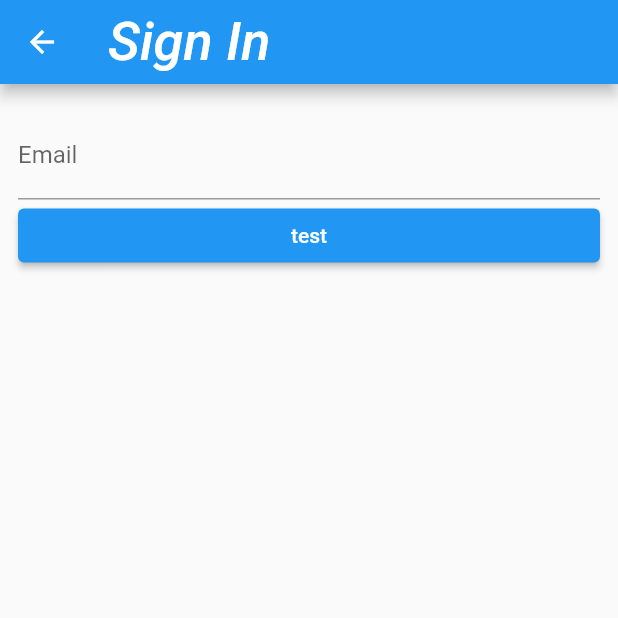
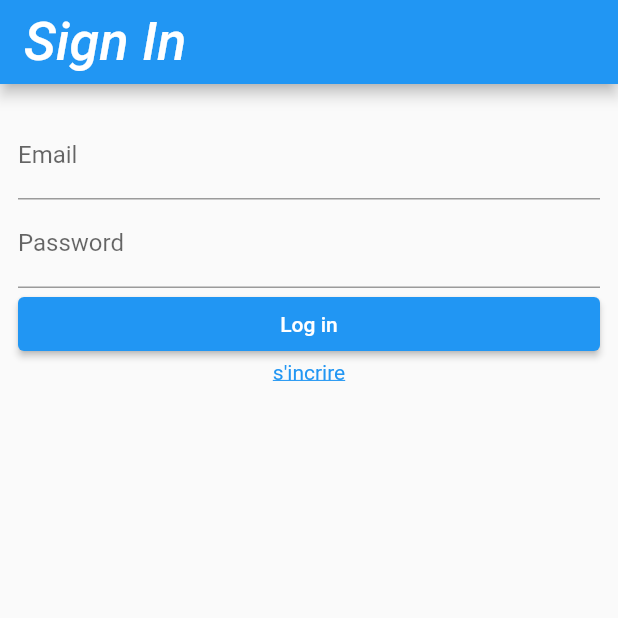
Before and after one commit to yannisoo/schoolConnect, a Flutter app: the screen it shows after launch, on a phone screen of 412 x 824 dp, the top half of it. Run offline on Flutter 3.47's test engine with Material 2 defaults, Android fonts, the light colour scheme and no system bars; our stand-ins replace auto_route, flutter_riverpod, shared_preferences, supabase_flutter, uni_links; accounts and stored records are empty; generated files the repository leaves out were written again.

Commit message:
feat: :passport_control: finished login and register

```diff
--- a/analysis_options.yaml
+++ b/analysis_options.yaml
@@ -16,8 +16,10 @@ linter:
     lines_longer_than_80_chars: false
     diagnostic_describe_all_properties: false
     prefer_relative_imports: false
+    avoid_catches_without_on_clauses: false
+    prefer_single_quotes: true
+    use_build_context_synchronously: false
     # avoid_print: false  # Uncomment to disable the `avoid_print` rule
-    # prefer_single_quotes: true  # Uncomment to enable the `prefer_single_quotes` rule
 analyzer:
   errors:
     invalid_annotation_target: ignore
--- a/lib/config/router/app_router.dart
+++ b/lib/config/router/app_router.dart
@@ -1,6 +1,7 @@
 import 'package:auto_route/auto_route.dart';
 import 'package:familly/pages/home/home_page.dart';
 import 'package:familly/pages/login/login_page.dart';
+import 'package:familly/pages/register/register_page.dart';
 import 'package:familly/pages/splash/splash_page.dart';
 import 'package:flutter/material.dart';
 
@@ -10,7 +11,8 @@ part 'app_router.gr.dart';
   routes: <AutoRoute>[
     AutoRoute(page: SplashPage, initial: true),
     AutoRoute(page: HomePage),
-    AutoRoute(page: LoginPage)
+    AutoRoute(page: LoginPage),
+    AutoRoute(page: RegisterPage)
   ],
 )
 // extend the generated private router
--- a/lib/data/features/auth/auth_provider.dart
+++ b/lib/data/features/auth/auth_provider.dart
@@ -24,3 +24,5 @@ final authControllerProvider =
 
 final emailProvider =
     StateProvider<TextEditingController>((ref) => TextEditingController());
+final passwordProvider =
+    StateProvider<TextEditingController>((ref) => TextEditingController());
--- a/lib/data/features/auth/auth_repository.dart
+++ b/lib/data/features/auth/auth_repository.dart
@@ -81,10 +81,12 @@ class AuthRepository {
         supabase.Provider.google,
       );
 
-  Future<void> signInWithOtp(String email) async =>
-      authClient.signInWithOtp(email: email);
+  Future<void> signUp(String email, String password) async =>
+      authClient.signUp(email: email, password: password);
 
-  /// Signs out user from the application
+  Future<supabase.AuthResponse> signIn(String email, String password) async =>
+      authClient.signInWithPassword(email: email, password: password);
+
   Future<void> signOut() async {
     await storage.remove(LocalStorageKey.sessionToken);
     return authClient.signOut();
--- a/lib/pages/login/login_page.dart
+++ b/lib/pages/login/login_page.dart
@@ -1,6 +1,11 @@
+import 'package:auto_route/auto_route.dart';
+import 'package:familly/config/router/app_router.dart';
+import 'package:familly/config/themes.dart';
 import 'package:familly/data/features/auth/auth_provider.dart';
+import 'package:familly/utils/error_manager.dart';
 import 'package:flutter/material.dart';
 import 'package:flutter_riverpod/flutter_riverpod.dart';
+import 'package:supabase_flutter/supabase_flutter.dart' as supabase;
 
 @immutable
 class LoginPage extends ConsumerWidget {
@@ -16,15 +21,37 @@ class LoginPage extends ConsumerWidget {
               controller: ref.watch(emailProvider),
               decoration: const InputDecoration(labelText: 'Email'),
             ),
+            TextFormField(
+              controller: ref.watch(passwordProvider),
+              obscureText: true,
+              decoration: const InputDecoration(labelText: 'Password'),
+            ),
             ElevatedButton(
-              onPressed: () {
+              onPressed: () async {
                 try {
-                  ref.read(authControllerProvider.notifier).signInWithOtp();
-                } catch (e) {
-                  print(e);
+                  await ref
+                      .read(authControllerProvider.notifier)
+                      .signIn(context);
+                } on supabase.AuthException catch (e) {
+                  errorDisplayer(context, message: e.message);
+                } catch (_) {
+                  errorDisplayer(context);
                 }
               },
-              child: Text('test'),
+              child: const Text('Log in'),
+            ),
+            Center(
+              child: InkWell(
+                onTap: () =>
+                    AutoRouter.of(context).push(const RegisterPageRoute()),
+                child: Text(
+                  "s'incrire",
+                  style: theme.textTheme.bodyText1?.copyWith(
+                    color: theme.primaryColor,
+                    decoration: TextDecoration.underline,
+                  ),
+                ),
+              ),
             )
           ],
         ),
--- a/lib/pages/splash/splash_page.dart
+++ b/lib/pages/splash/splash_page.dart
@@ -25,9 +25,10 @@ class _SplashPageState extends State<SplashPage> {
     _redirectCalled = true;
     final session = supabase.auth.currentSession;
     if (session != null) {
-      AutoRouter.of(context).push(const HomePageRoute());
+      AutoRouter.of(context).replaceAll([const HomePageRoute()]);
+      // AutoRouter.of(context).replaceAll([const LoginPageRoute()]);
     } else {
-      AutoRouter.of(context).push(const LoginPageRoute());
+      AutoRouter.of(context).replaceAll([const LoginPageRoute()]);
     }
     super.initState();
   }
```
Also changed, not shown: lib/config/supabase_error_listener.dart (deleted, +0 -20 lines), lib/config/themes.dart (+21 -1 lines), lib/data/features/auth/auth_controller.dart (+13 -5 lines), lib/pages/register/register_page.dart (added, +38 -0 lines), lib/screens/molecules/error_modal.dart (added, +55 -0 lines), lib/utils/error_manager.dart (added, +10 -0 lines).
